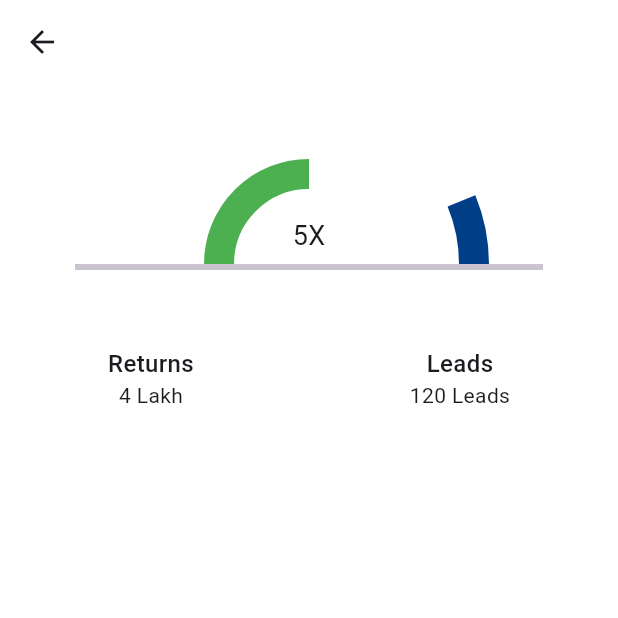
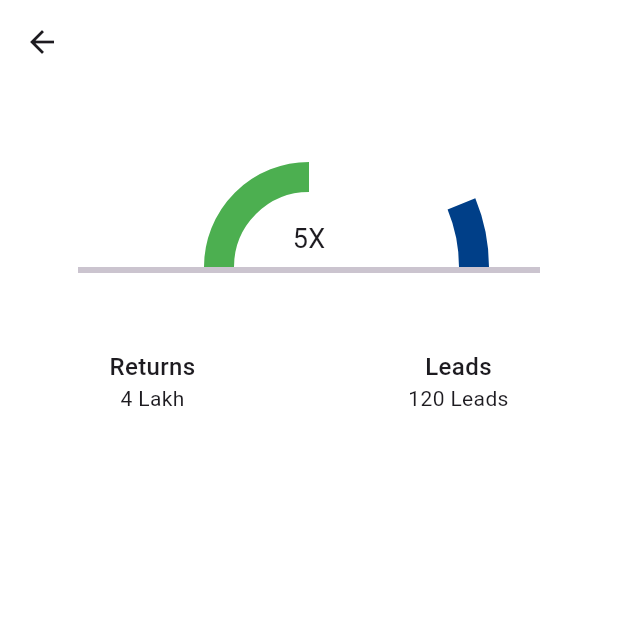
Before and after one commit to JayFlutter10/academy, a Flutter app: the SemiCircleChart screen opened directly, on a phone screen of 412 x 824 dp, the top half of it. Run offline on Flutter 3.47's test engine with Material 3 defaults, Android fonts, the phone set to English and light mode, and no system bars; drawn by our look-alikes of fl_chart.

Commit message:
tenth commit

```diff
--- a/lib/chart.dart
+++ b/lib/chart.dart
@@ -1,10 +1,9 @@
 import 'package:flutter/material.dart';
 import 'package:fl_chart/fl_chart.dart';
-import 'package:flutter_application_1/academy/view/certificate_view.dart';
 
 class SemiCircleChart extends StatelessWidget {
     SemiCircleChart({super.key});
-final List<dynamic> data=[
+    final List<dynamic> data=[
   {
     'key':'Returns',
     'value':'4 Lakh'
@@ -14,11 +13,11 @@ final List<dynamic> data=[
     'value':'120 Leads'
   },
 ];
+
   @override
   Widget build(BuildContext context) {
-    final double height=MediaQuery.of(context).size.height;
 
-    //Values of both variables always should be less then 800 always
+    //Values of both variables [firstVal,secondVal] always should be less then 800 always
     final double firstVal=100;
     final double secondVal=400;
 
@@ -28,6 +27,7 @@ final List<dynamic> data=[
     return Scaffold(
       appBar: AppBar(),
       body: SingleChildScrollView(
+        padding: EdgeInsets.all(2),
         child: SizedBox(
           height: 240,
           child: Stack(
```
